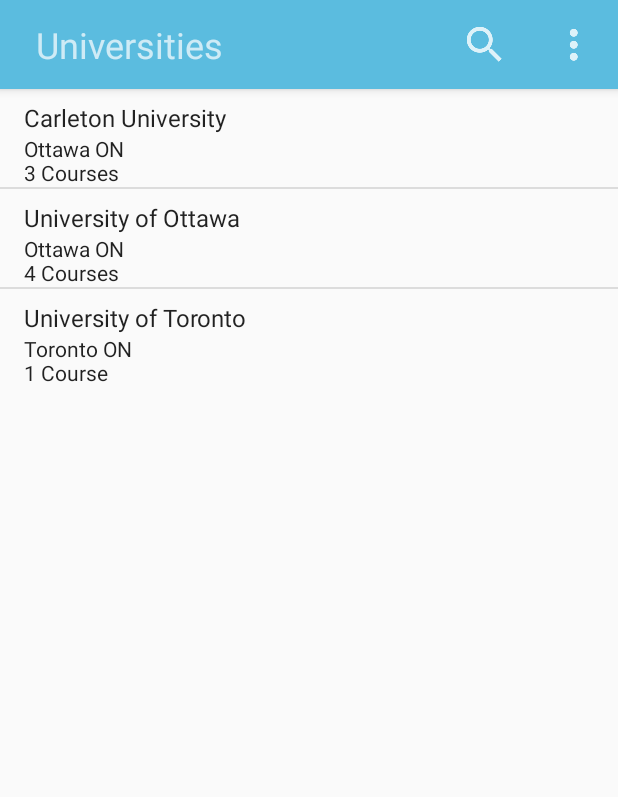
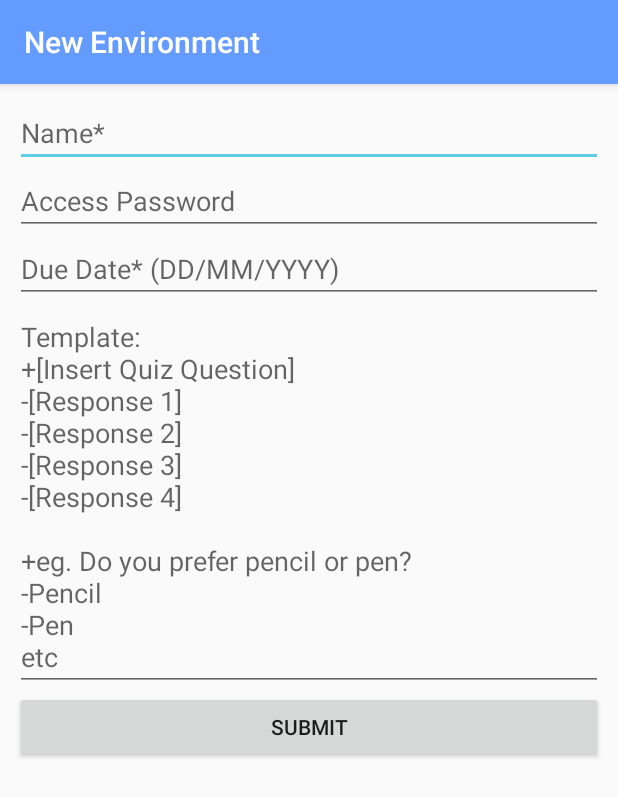
Before and after one commit to SimpleAesthetics/COMP3004-Project, an Android app: the screen it shows after launch (MainLists before the commit, NewEnvironment after it), on a phone screen of 412 x 824 dp. Shown: the top 797 px of the screen. Run offline under Robolectric (Android 15) with nearby library versions, the phone set to English and light mode, and no system bars.

Commit message:
More UI Work

```diff
--- a/Grouper/app/build.gradle
+++ b/Grouper/app/build.gradle
@@ -2,7 +2,7 @@
 
 android {
     compileSdkVersion 25
-    buildToolsVersion "26.0.1"
+    buildToolsVersion '26.0.2'
     defaultConfig {
         applicationId "com.aesthetics.simple.grouper"
         minSdkVersion 15
@@ -10,6 +10,7 @@
         versionCode 1
         versionName "1.0"
         testInstrumentationRunner "android.support.test.runner.AndroidJUnitRunner"
+        vectorDrawables.useSupportLibrary = true
     }
     buildTypes {
         release {
@@ -27,5 +28,7 @@
     compile 'com.android.support:appcompat-v7:25.3.1'
     compile 'com.android.support.constraint:constraint-layout:1.0.2'
     compile 'com.android.support:design:25.3.1'
+    compile 'com.android.support:support-v4:25.3.1'
+    compile 'com.android.support:support-vector-drawable:25.3.1'
     testCompile 'junit:junit:4.12'
 }
--- a/Grouper/app/src/main/AndroidManifest.xml
+++ b/Grouper/app/src/main/AndroidManifest.xml
@@ -27,7 +27,8 @@
             android:theme="@style/AppTheme.NoActionBar" />
         <activity
             android:name=".LoginActivity"
-            android:label="@string/title_activity_login"></activity>
+            android:label="@string/title_activity_login" />
+        <activity android:name=".NewEnvironment"></activity>
     </application>
 
 </manifest>
--- a/Grouper/app/src/main/java/com/aesthetics/simple/grouper/Startup.java
+++ b/Grouper/app/src/main/java/com/aesthetics/simple/grouper/Startup.java
@@ -11,7 +11,7 @@
         super.onCreate(savedInstanceState);
         setContentView(R.layout.activity_startup);
 
-        Intent intent = new Intent(this, MainLists.class);
+        Intent intent = new Intent(this, NewEnvironment.class);
         startActivity(intent);
 
         finish();
--- /dev/null
+++ b/Grouper/app/src/main/res/layout/activity_new_environment.xml
@@ -0,0 +1,62 @@
+<?xml version="1.0" encoding="utf-8"?>
+<android.support.constraint.ConstraintLayout xmlns:android="http://schemas.android.com/apk/res/android"
+    xmlns:app="http://schemas.android.com/apk/res-auto"
+    xmlns:tools="http://schemas.android.com/tools"
+    android:layout_width="match_parent"
+    android:layout_height="match_parent"
+    tools:context="com.aesthetics.simple.grouper.NewEnvironment">
+
+    <ScrollView
+        android:layout_width="match_parent"
+        android:layout_height="match_parent">
+
+        <LinearLayout
+            android:layout_width="match_parent"
+            android:layout_height="wrap_content"
+            android:orientation="vertical"
+            android:padding="10dp"
+            tools:layout_editor_absoluteX="8dp"
+            tools:layout_editor_absoluteY="8dp">
+
+
+            <EditText
+                android:id="@+id/txt_Name"
+                android:layout_width="match_parent"
+                android:layout_height="wrap_content"
+                android:ems="10"
+                android:hint="Name*"
+                android:inputType="textPersonName" />
+
+            <EditText
+                android:id="@+id/txt_Password"
+                android:layout_width="match_parent"
+                android:layout_height="wrap_content"
+                android:ems="10"
+                android:hint="Access Password"
+                android:inputType="textPersonName" />
+
+            <EditText
+                android:id="@+id/txt_DueDate"
+                android:layout_width="match_parent"
+                android:layout_height="wrap_content"
+                android:ems="10"
+                android:hint="Due Date* (DD/MM/YYYY)"
+                android:inputType="date" />
+
+            <MultiAutoCompleteTextView
+                android:id="@+id/txt_Quiz"
+                android:layout_width="match_parent"
+                android:layout_height="wrap_content"
+                android:gravity="top"
+                android:hint="Template:\n+[Insert Quiz Question]\n-[Response 1]\n-[Response 2]\n-[Response 3]\n-[Response 4]\n\n+eg. Do you prefer pencil or pen?\n-Pencil\n-Pen\netc" />
+
+            <Button
+                android:id="@+id/btn_Submit"
+                android:layout_width="match_parent"
+                android:layout_height="wrap_content"
+                android:text="Submit" />
+        </LinearLayout>
+
+    </ScrollView>
+
+</android.support.constraint.ConstraintLayout>
--- a/Grouper/app/src/main/res/values/colors.xml
+++ b/Grouper/app/src/main/res/values/colors.xml
@@ -1,6 +1,6 @@
 <?xml version="1.0" encoding="utf-8"?>
 <resources>
-    <color name="colorPrimary">#5bbcdf</color>
-    <color name="colorPrimaryDark">#04abd4</color>
-    <color name="colorAccent">#FF4081</color>
+    <color name="colorPrimary">#639bff</color>
+    <color name="colorPrimaryDark">#5b6ee1</color>
+    <color name="colorAccent">#5fcde4</color>
 </resources>
--- a/Grouper/build.gradle
+++ b/Grouper/build.gradle
@@ -5,7 +5,7 @@
         jcenter()
     }
     dependencies {
-        classpath 'com.android.tools.build:gradle:2.3.3'
+        classpath 'com.android.tools.build:gradle:3.0.0'
 
         // NOTE: Do not place your application dependencies here; they belong
         // in the individual module build.gradle files
```
Also changed, not shown: Grouper/app/src/main/java/com/aesthetics/simple/grouper/AppCompatPreferenceActivity.java (added, +109 -0 lines), Grouper/app/src/main/java/com/aesthetics/simple/grouper/MainLists.java (+107 -37 lines), Grouper/app/src/main/java/com/aesthetics/simple/grouper/NewEnvironment.java (added, +98 -0 lines), Grouper/app/src/main/res/drawable/ic_info_black_24dp.xml (added, +9 -0 lines), Grouper/app/src/main/res/drawable/ic_notifications_black_24dp.xml (added, +9 -0 lines), Grouper/app/src/main/res/drawable/ic_sync_black_24dp.xml (added, +9 -0 lines), Grouper/app/src/main/res/layout/activity_startup.xml (+0 -8 lines), Grouper/app/src/main/res/values/strings.xml (+74 -1 lines), Grouper/app/src/main/res/xml/pref_data_sync.xml (added, +21 -0 lines), Grouper/app/src/main/res/xml/pref_general.xml (added, +33 -0 lines), Grouper/app/src/main/res/xml/pref_headers.xml (added, +20 -0 lines), Grouper/app/src/main/res/xml/pref_notification.xml (added, +27 -0 lines), Grouper/gradle/wrapper/gradle-wrapper.properties.
